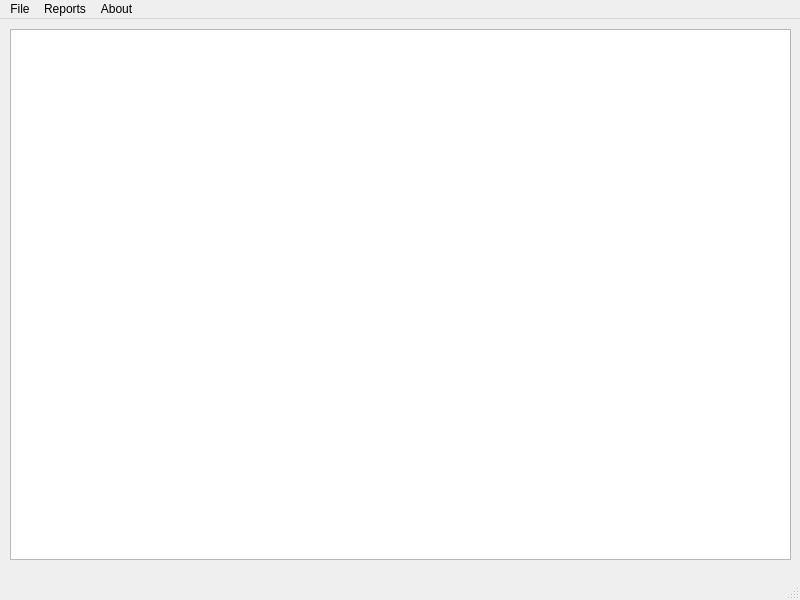
The window that istu_programming_course_work/mainwindow.ui (alchalov/istu_programming_course_work) describes before a commit, drawn with Qt 5.
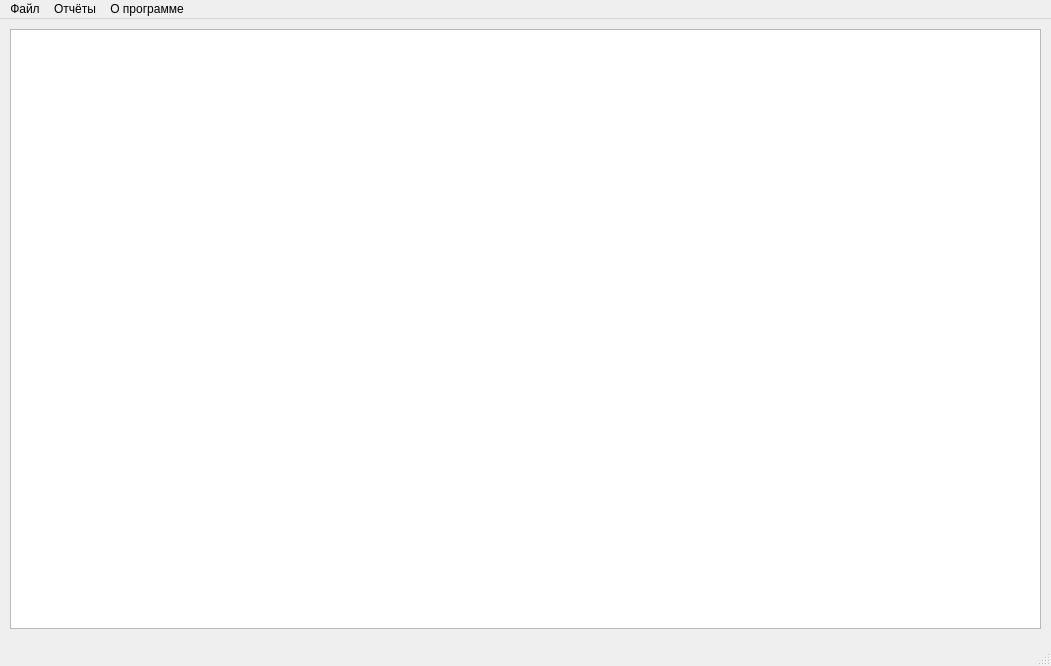
The same window after the commit.

Commit message: Работа с интерфейсом. Реализовано открытие файла

```diff
--- a/istu_programming_course_work/mainwindow.ui
+++ b/istu_programming_course_work/mainwindow.ui
@@ -6,8 +6,8 @@
    <rect>
     <x>0</x>
     <y>0</y>
-    <width>800</width>
-    <height>600</height>
+    <width>1051</width>
+    <height>666</height>
    </rect>
   </property>
   <property name="windowTitle">
@@ -19,10 +19,22 @@
      <rect>
       <x>10</x>
       <y>10</y>
-      <width>781</width>
-      <height>531</height>
+      <width>1031</width>
+      <height>600</height>
      </rect>
     </property>
+    <property name="sizePolicy">
+     <sizepolicy hsizetype="Expanding" vsizetype="Expanding">
+      <horstretch>0</horstretch>
+      <verstretch>0</verstretch>
+     </sizepolicy>
+    </property>
+    <property name="minimumSize">
+     <size>
+      <width>1031</width>
+      <height>600</height>
+     </size>
+    </property>
    </widget>
   </widget>
   <widget class="QMenuBar" name="menubar">
@@ -30,13 +42,13 @@
     <rect>
      <x>0</x>
      <y>0</y>
-     <width>800</width>
+     <width>1051</width>
      <height>25</height>
     </rect>
    </property>
    <widget class="QMenu" name="menuFile">
     <property name="title">
-     <string>File</string>
+     <string>Файл</string>
     </property>
     <addaction name="actionNew"/>
     <addaction name="actionOpen"/>
@@ -47,7 +59,7 @@
    </widget>
    <widget class="QMenu" name="menuReports">
     <property name="title">
-     <string>Reports</string>
+     <string>Отчёты</string>
     </property>
     <addaction name="actionStudent_info_by_recod_number"/>
     <addaction name="actionStudents_with_current_task_number"/>
@@ -56,7 +68,7 @@
    </widget>
    <widget class="QMenu" name="menuAbout">
     <property name="title">
-     <string>About</string>
+     <string>О программе</string>
     </property>
    </widget>
    <addaction name="menuFile"/>
```
Left out of the diff: 27 changed lines with no effect on the pictures. The commit also changes 4 other files.
